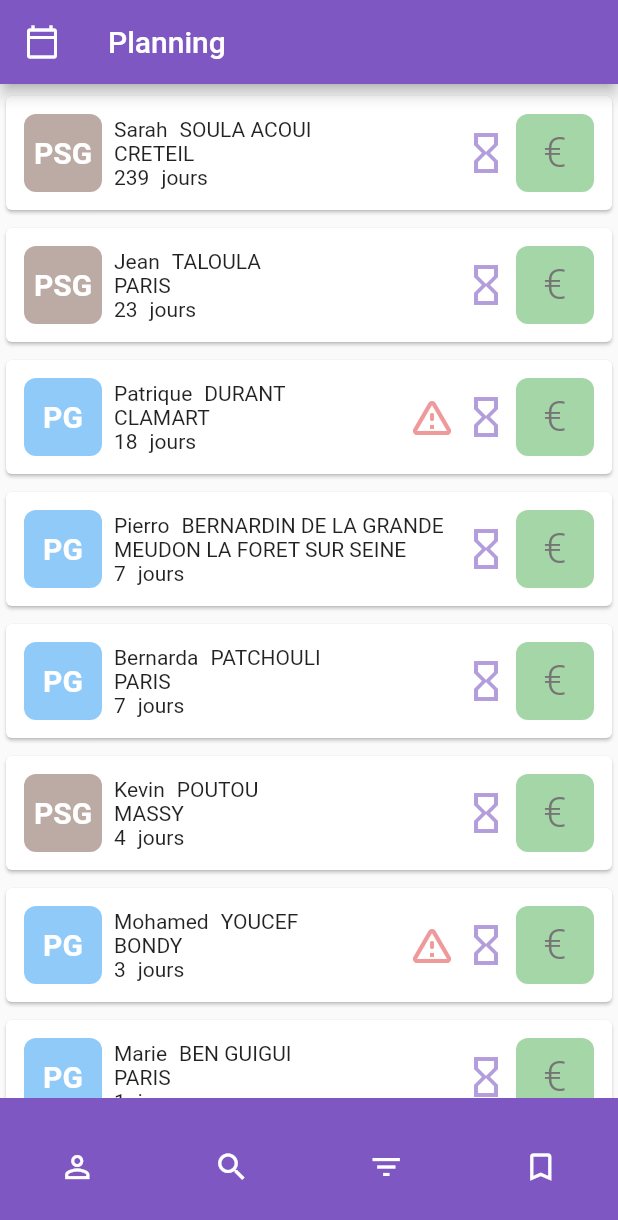
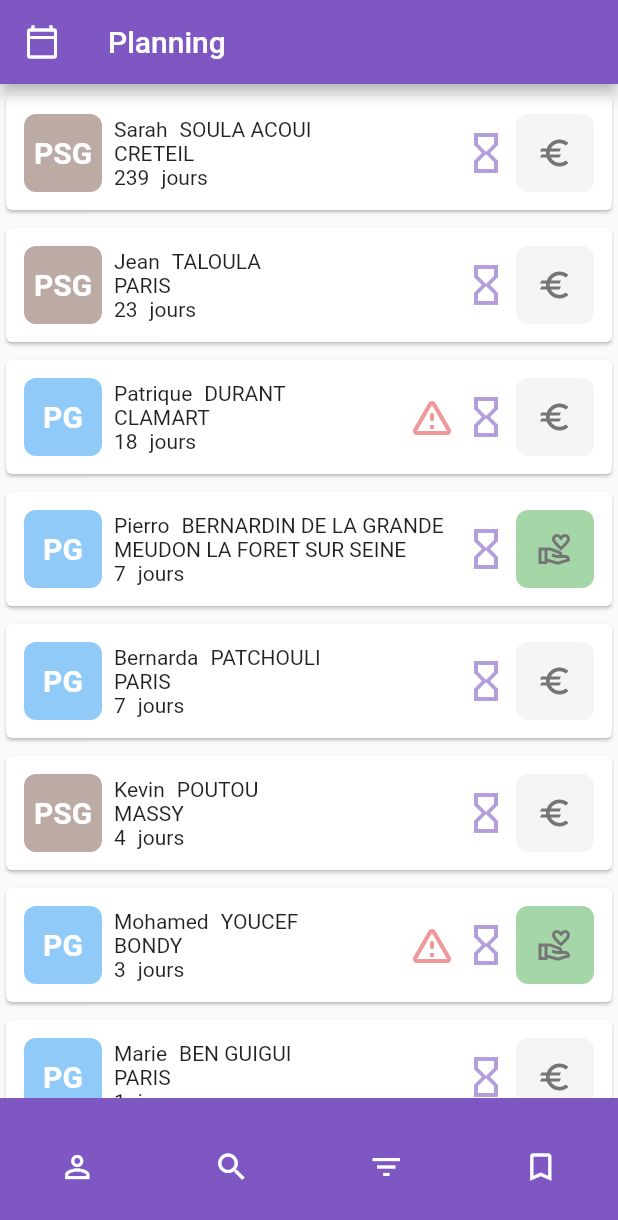
Before and after one commit to GreatPy/sd_tech_app, a Flutter app: the screen it shows after launch, on a phone screen of 412 x 824 dp. Shown: the top 1220 px of the screen. Run offline on Flutter 3.47's test engine with Material 2 defaults, Android fonts, the phone set to English and light mode, and no system bars; our stand-ins replace keyboard_dismisser.

Commit message:
not required payement icon added

```diff
--- a/lib/data/dummy_costumer.dart
+++ b/lib/data/dummy_costumer.dart
@@ -13,7 +13,7 @@ Costumer costumer1 = Costumer(
   nir: "1 80 92 04 634 228 43",
   hight: 178,
   weight: 75,
-  rights: Rights.required,
+  rights: Rights.notRequired,
 );
 Costumer costumer2 = Costumer(
   id: 2,
--- a/lib/widgets/generals/exam_box/exam_box.dart
+++ b/lib/widgets/generals/exam_box/exam_box.dart
@@ -56,7 +56,7 @@ class _TypedExamBoxState extends State<ExamBox> {
                   color: primaryColorLigth,
                 ),
                 const SizedBox(width: 4),
-                const PayementStatusBox(),
+                PayementStatusBox(exam: widget.exam.roughExam),
               ],
             ),
           ),
--- a/lib/widgets/generals/exam_box/payement_status_box.dart
+++ b/lib/widgets/generals/exam_box/payement_status_box.dart
@@ -1,24 +1,38 @@
 import 'package:flutter/material.dart';
+import 'package:sd_tech/models/enums/rights.dart';
+import 'package:sd_tech/models/rough_exam.dart';
 import 'package:sd_tech/models/styles.dart';
-import 'package:sd_tech/widgets/generals/styled_text.dart';
 
-class PayementStatusBox extends StatelessWidget {
-  const PayementStatusBox({super.key});
+class PayementStatusBox extends StatefulWidget {
+  const PayementStatusBox({
+    super.key,
+    required this.exam,
+  });
+  final RoughExam exam;
 
   @override
+  State<PayementStatusBox> createState() => _PayementStatusBoxState();
+}
+
+class _PayementStatusBoxState extends State<PayementStatusBox> {
+  @override
   Widget build(BuildContext context) {
+    IconData iconData = Icons.euro;
+    Color boxColor = neutralLigth;
+    if (widget.exam.customer.rights == Rights.notRequired) {
+      iconData = Icons.volunteer_activism_outlined;
+      boxColor = paymentSuccessColors;
+    }
     return Container(
       decoration: BoxDecoration(
           borderRadius: const BorderRadius.all(Radius.circular(8)),
-          color: paymentSuccessColors),
+          color: boxColor),
       height: boxSize,
       width: boxSize,
       child: Center(
-          child: StyledText(
-        content: "€",
+          child: Icon(
+        iconData,
         color: neutral,
-        fontSize: 28,
-        fontWeight: FontWeight.w300,
       )),
     );
   }
```
